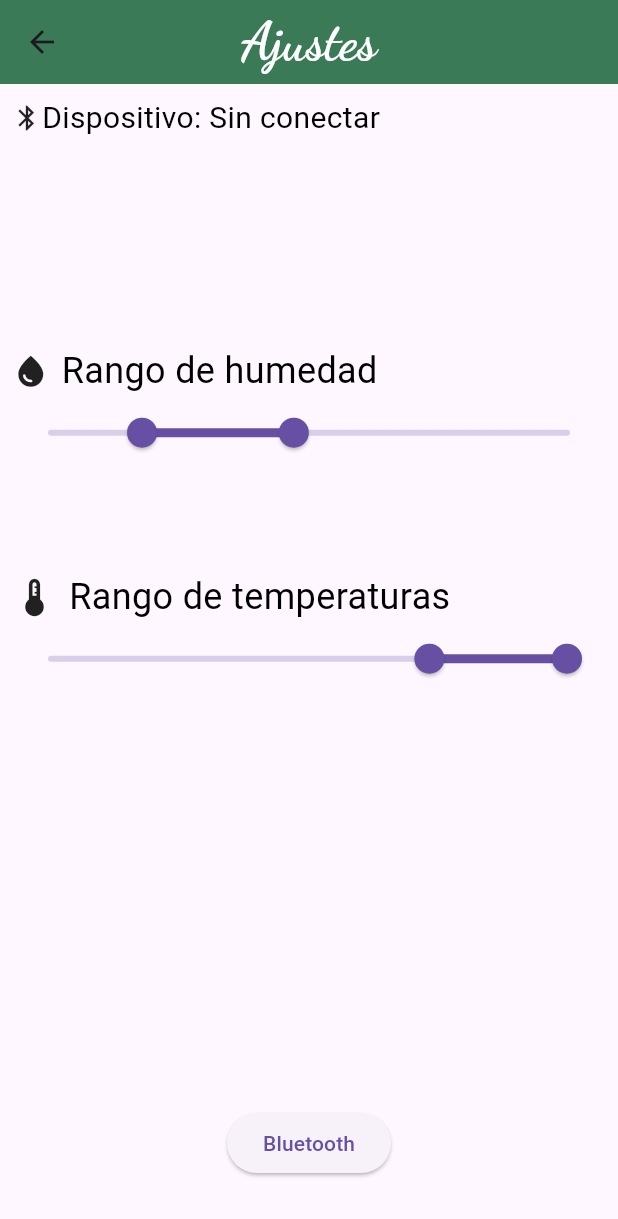
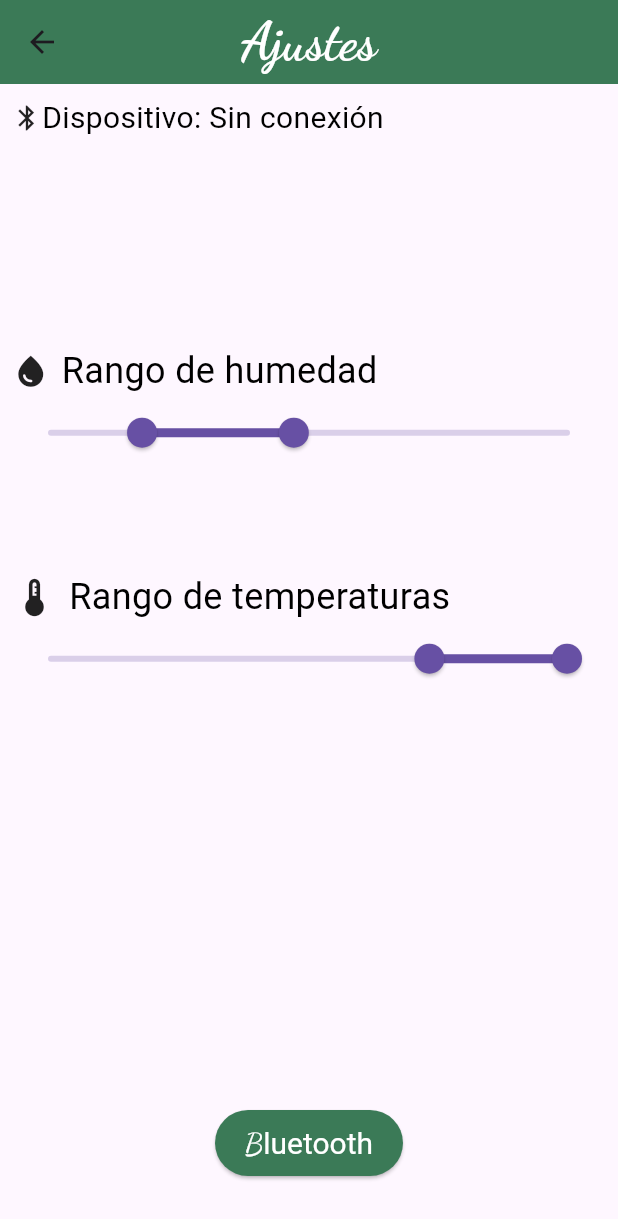
Before and after one commit to Gh0stvil/Soil_himidity_app, a Flutter app: the HomePage screen opened directly, after a tap on the "settings" icon, on a phone screen of 412 x 824 dp. Shown: the top 1219 px of the screen. Run offline on Flutter 3.47's test engine with Material 3 defaults, Android fonts, the phone set to English and light mode, and no system bars; our stand-ins replace flutter_blue_plus, google_fonts, permission_handler.

Commit message:
Detalles de coneccion, muestra con un punto el estado de la coneccion

```diff
--- a/lib/ui/screens/home_page.dart
+++ b/lib/ui/screens/home_page.dart
@@ -26,6 +26,7 @@ class _HomePageState extends State<HomePage> {
         height: 700,
         child: Column(
           children: [
+            IndicadorConexion(),
             Padding(padding: EdgeInsets.only(top: 60)),
             Row(
               mainAxisAlignment: MainAxisAlignment.spaceEvenly,
--- a/lib/ui/screens/settings.dart
+++ b/lib/ui/screens/settings.dart
@@ -1,5 +1,6 @@
 import 'package:flutter/material.dart';
 import 'package:soul_humidity_app/ui/aparience_app.dart';
+import 'package:soul_humidity_app/widgets/app_state.dart';
 import 'package:soul_humidity_app/widgets/witgets_settings_screen.dart';
 
 class Settings extends StatefulWidget {
@@ -36,11 +37,16 @@ String nombreDispositivo = "Sin conectar";
               child: Row(
                 children: [
                   Icon(Icons.bluetooth, size: 20),
-                  Text(
-                    'Dispositivo: $nombreDispositivo',
-                    style: TextStyle(fontSize: 20, color: Colors.black,),
-                    textAlign: TextAlign.center,
-                  ),
+                  ValueListenableBuilder<String>(
+                    valueListenable: AppState.dispositivo,
+                    builder: (_, nombre, __) {
+                      return Text(
+                        'Dispositivo: $nombre',
+                        style: TextStyle(fontSize: 20, color: Colors.black),
+                        textAlign: TextAlign.center,
+                        );
+                      },
+                    )
                 ],
               ),
             ),
@@ -64,8 +70,6 @@ String nombreDispositivo = "Sin conectar";
             Spacer(flex: 1),
 
             Row(
-              // spacing: 2, // Row does not have a 'spacing' property
-              //mainAxisAlignment: MainAxisAlignment.center,
               children: [
                 Icon(Icons.thermostat, size: 30),
                 SizedBox(width: 8), // Add spacing between icon and text
@@ -83,6 +87,11 @@ String nombreDispositivo = "Sin conectar";
             Padding(
   padding: const EdgeInsets.only(bottom: 30.0),
   child: ElevatedButton(
+    style: ElevatedButton.styleFrom(
+      backgroundColor: ColorMyApp.accentColor,
+      padding: EdgeInsets.symmetric(horizontal: 20, vertical: 10),
+      textStyle: TextStyle(fontSize: 20,foreground: Paint()..color = Colors.white),
+    ),
     onPressed: () {
       botonBT(context, (String nuevoNombre) {
         setState(() {
--- a/lib/widgets/app_state.dart
+++ b/lib/widgets/app_state.dart
@@ -3,4 +3,5 @@ import 'package:flutter/material.dart';
 class AppState {
   static final ValueNotifier<String> humedad = ValueNotifier("0%");
   static final ValueNotifier<String> temperatura = ValueNotifier("0°C");
+  static final ValueNotifier<String> dispositivo = ValueNotifier("Sin conexión");
 }
--- a/lib/widgets/witgets_home_screen.dart
+++ b/lib/widgets/witgets_home_screen.dart
@@ -32,7 +32,7 @@ class Humidity extends StatelessWidget {
           ValueListenableBuilder<String>(
             valueListenable: AppState.humedad,
             builder: (context, valor, _) {
-              return Text(valor, style: TextStyle(height: 1.0, fontSize: 30, color: ColorMyApp.primaryColor));
+              return Text(valor, style: TextStyles.numeros);
             },
           ),
         ],
@@ -147,3 +147,47 @@ class SettingBotton extends StatelessWidget {
     );
   }
 }
+
+
+/*
+###########################################################
+#                                                         #
+#       Widget que muestra El Estado de conexión          #
+#                                                         #
+###########################################################
+*/
+
+class IndicadorConexion extends StatelessWidget {
+  const IndicadorConexion({super.key});
+
+  @override
+  Widget build(BuildContext context) {
+    return ValueListenableBuilder<String>(
+      valueListenable: AppState.dispositivo,
+      builder: (_, nombre, __) {
+        final conectado = nombre != "Sin conexión";
+        return Row(
+          mainAxisSize: MainAxisSize.min,
+          children: [
+            Container(
+              width: 10,
+              height: 10,
+              decoration: BoxDecoration(
+                color: conectado ? Colors.green : Colors.grey,
+                shape: BoxShape.circle,
+              ),
+            ),
+            SizedBox(width: 6),
+            Text(
+              conectado ? 'Conectado' : 'Sin conexión',
+              style: TextStyle(
+                fontSize: 17,
+                color: conectado ? const Color.fromARGB(255, 10, 104, 13) : const Color.fromARGB(255, 248, 5, 5),
+              ),
+            ),
+          ],
+        );
+      },
+    );
+  }
+}
--- a/lib/widgets/witgets_settings_screen.dart
+++ b/lib/widgets/witgets_settings_screen.dart
@@ -149,8 +149,22 @@ Future<void> botonBT(BuildContext context, void Function(String nuevoNombre) onD
 
   try {
     await seleccionado.connect(timeout: Duration(seconds: 10));
+
+    seleccionado.connectionState.listen((estado) {
+  if (estado == BluetoothConnectionState.disconnected) {
+    AppState.dispositivo.value = "Sin conexión";
+    AppState.humedad.value = "0%";
+    AppState.temperatura.value = "0°C";
+
+    if (context.mounted) {
+      ScaffoldMessenger.of(context).showSnackBar(
+        SnackBar(content: Text("Dispositivo desconectado")),
+      );
+    }
+  }
+});
+
     final servicios = await seleccionado.discoverServices();
-
     final servicio = servicios.firstWhere((s) => s.uuid == servicioUART);
     final caracteristica = servicio.characteristics.firstWhere((c) => c.uuid == caracteristicaUART);
 
@@ -173,6 +187,9 @@ Future<void> botonBT(BuildContext context, void Function(String nuevoNombre) onD
 
     if (!context.mounted) return;
     onDispositivoConectado(seleccionado.platformName);
+    AppState.dispositivo.value = seleccionado.platformName;
+    onDispositivoConectado(seleccionado.platformName);
+
     ScaffoldMessenger.of(context).showSnackBar(
       SnackBar(content: Text("Conectado a ${seleccionado.platformName}")),
     );
```
